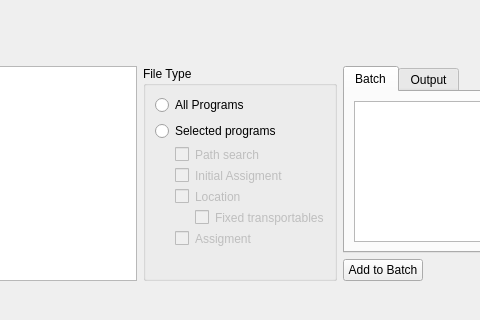
TomasdelaBarra/QTRANUS, file run.ui: the form before one commit; both pictures show x 232 to 712 and y 0 to 320 of the 943 by 320 pixel window.
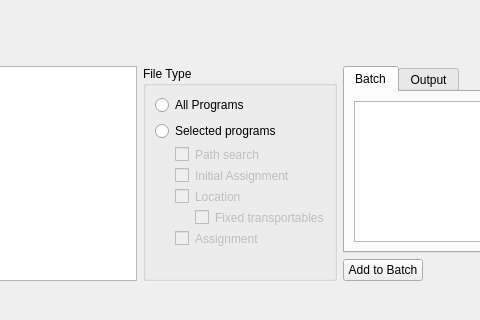
The form after the commit.

What changed in the file:
```diff
--- a/run.ui
+++ b/run.ui
@@ -98,7 +98,7 @@
                  <string notr="true">margin-left: 20</string>
                 </property>
                 <property name="text">
-                 <string>Initial Assigment</string>
+                 <string>Initial Assignment</string>
                 </property>
                </widget>
               </item>
@@ -137,7 +137,7 @@
                  <string notr="true">margin-left: 20</string>
                 </property>
                 <property name="text">
-                 <string>Assigment</string>
+                 <string>Assignment</string>
                 </property>
                </widget>
               </item>
```
Left out of the diff: 4 changed lines with no effect on the pictures.
